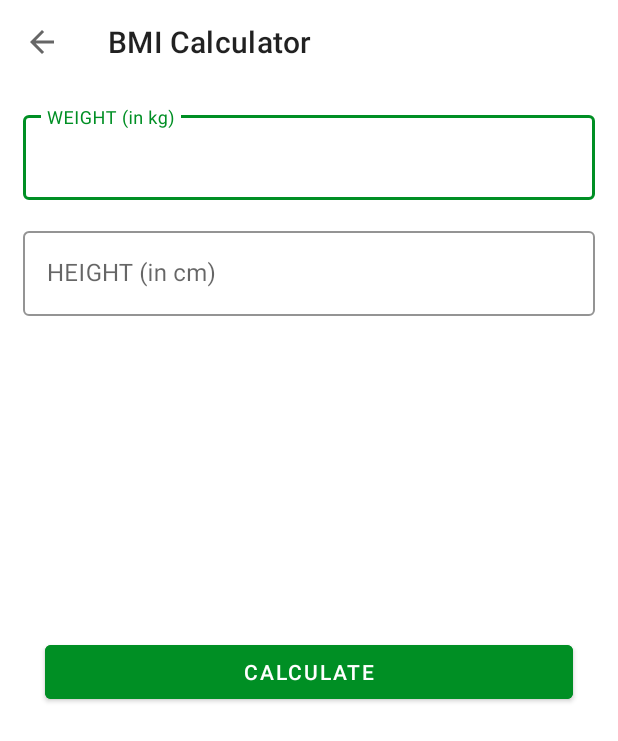
After one commit to AdiAr11/7MinutesWorkout, an Android app: the BMIcalculatorActivity screen opened directly, with no data from a screen before it, on a phone screen of 412 x 824 dp. The commit adds this screen. Shown: the top 741 px of the screen. Run offline under Robolectric (Android 15) with nearby library versions, the phone set to English and light mode, and no system bars.

Commit message:
BMI calculation functionality added

```diff
--- a/app/src/main/AndroidManifest.xml
+++ b/app/src/main/AndroidManifest.xml
@@ -16,6 +16,9 @@
         android:supportsRtl="true"
         android:theme="@style/Theme.7MinutesWorkout">
         <activity
+            android:name=".BMIcalculatorActivity"
+            android:exported="true" />
+        <activity
             android:name=".FinishActivity"
             android:exported="true" />
         <activity
--- /dev/null
+++ b/app/src/main/java/com/example/a7minutesworkout/BMIcalculatorActivity.kt
@@ -0,0 +1,75 @@
+package com.example.a7minutesworkout
+
+import android.os.Bundle
+import android.view.View
+import android.widget.Toast
+import androidx.appcompat.app.AppCompatActivity
+import com.example.a7minutesworkout.databinding.ActivityBmicalculatorBinding
+import java.math.BigDecimal
+import java.math.RoundingMode
+
+class BMIcalculatorActivity : AppCompatActivity() {
+
+    private lateinit var binding:ActivityBmicalculatorBinding
+
+    override fun onCreate(savedInstanceState: Bundle?) {
+        super.onCreate(savedInstanceState)
+        binding = ActivityBmicalculatorBinding.inflate(layoutInflater)
+        setContentView(binding.root)
+
+        setSupportActionBar(binding.bmiToolbar)
+        if (supportActionBar != null){
+            supportActionBar?.setDisplayHomeAsUpEnabled(true)
+            supportActionBar?.title = "BMI Calculator"
+        }
+        binding.bmiToolbar.setNavigationOnClickListener { onBackPressed() }
+
+        binding.bmiCalculateButton.setOnClickListener {
+            if (areValuesAdded())
+                calculateBMI()
+            else{
+                Toast.makeText(this, "Please enter both values", Toast.LENGTH_SHORT).show()
+            }
+        }
+
+    }
+
+    private fun areValuesAdded(): Boolean{
+        return !(binding.weightEditText.text.isNullOrEmpty() || binding.heightEditText.text.isNullOrEmpty())
+    }
+
+    private fun calculateBMI(){
+        val weight = binding.weightEditText.text.toString().toFloat()
+        val height = binding.heightEditText.text.toString().toFloat() / 100
+        val bmi = weight/(height * height)
+        binding.bmiTextView.visibility = View.VISIBLE
+        val bmiValue = BigDecimal(bmi.toDouble()).setScale(3, RoundingMode.HALF_EVEN).toString()
+        binding.bmiTextView.text = bmiValue
+        var msg: String? = null
+        var description: String? = null
+        when{
+            bmi < 15.0 -> {
+                msg = "Severely Underweight"
+                description= "Oops! You need to take care of yourself. Maybe take nutritious diet"
+            }
+            bmi in 15.0 .. 18.5 ->{
+                msg = "Underweight"
+                description = "Oops! You need to take care of yourself. Maybe take nutritious diet"
+            }
+            bmi in 18.5 .. 24.9 ->{
+                msg = "Normal"
+                description = "Congratulations! You are healthy"
+            }
+            bmi in 24.9 .. 35.0 -> {
+                msg = "Overweight"
+                description = "Oops! You need to take care of yourself. Maybe workout more"
+            }
+            bmi > 35.0 -> {
+                msg = "Severely Overweight"
+                description = "Oops! You need to take care of yourself. Maybe workout more"
+            }
+        }
+        binding.messageTextView.text = msg
+        binding.remarkTextView.text = description
+    }
+}
--- /dev/null
+++ b/app/src/main/res/layout/activity_bmicalculator.xml
@@ -0,0 +1,124 @@
+<?xml version="1.0" encoding="utf-8"?>
+<androidx.constraintlayout.widget.ConstraintLayout xmlns:android="http://schemas.android.com/apk/res/android"
+    xmlns:app="http://schemas.android.com/apk/res-auto"
+    xmlns:tools="http://schemas.android.com/tools"
+    android:layout_width="match_parent"
+    android:layout_height="match_parent"
+    tools:context=".BMIcalculatorActivity">
+
+    <androidx.appcompat.widget.Toolbar
+        android:id="@+id/bmiToolbar"
+        android:layout_width="match_parent"
+        android:layout_height="wrap_content"
+        app:layout_constraintTop_toTopOf="parent"
+        app:layout_constraintStart_toStartOf="parent"
+        app:layout_constraintEnd_toEndOf="parent"/>
+
+    <com.google.android.material.textfield.TextInputLayout
+        android:id="@+id/weightTextInputLayout"
+        style="@style/Widget.MaterialComponents.TextInputLayout.OutlinedBox"
+        android:layout_width="match_parent"
+        android:layout_height="wrap_content"
+        android:layout_margin="15dp"
+        app:boxStrokeColor="@color/color_accent"
+        app:hintTextColor="@color/color_accent"
+        app:layout_constraintEnd_toEndOf="parent"
+        app:layout_constraintStart_toStartOf="parent"
+        app:layout_constraintTop_toBottomOf="@id/bmiToolbar">
+
+        <androidx.appcompat.widget.AppCompatEditText
+            android:id="@+id/weightEditText"
+            android:layout_width="match_parent"
+            android:layout_height="wrap_content"
+            android:hint="WEIGHT (in kg)"
+            android:textSize="16sp"
+            android:inputType="numberDecimal"/>
+
+    </com.google.android.material.textfield.TextInputLayout>
+
+    <com.google.android.material.textfield.TextInputLayout
+        android:id="@+id/heightTextInputLayout"
+        style="@style/Widget.MaterialComponents.TextInputLayout.OutlinedBox"
+        android:layout_width="match_parent"
+        android:layout_height="wrap_content"
+        android:layout_margin="15dp"
+        app:boxStrokeColor="@color/color_accent"
+        app:hintTextColor="@color/color_accent"
+        app:layout_constraintEnd_toEndOf="parent"
+        app:layout_constraintStart_toStartOf="parent"
+        app:layout_constraintTop_toBottomOf="@id/weightTextInputLayout">
+
+        <androidx.appcompat.widget.AppCompatEditText
+            android:id="@+id/heightEditText"
+            android:layout_width="match_parent"
+            android:layout_height="wrap_content"
+            android:hint="HEIGHT (in cm)"
+            android:textSize="16sp"
+            android:inputType="numberDecimal"/>
+
+    </com.google.android.material.textfield.TextInputLayout>
+
+    <TextView
+        android:visibility="invisible"
+        tools:visibility="visible"
+        android:id="@+id/textView"
+        android:layout_width="match_parent"
+        android:layout_height="wrap_content"
+        android:layout_marginTop="52dp"
+        android:gravity="center"
+        android:text="YOUR BMI"
+        android:textSize="16sp"
+        app:layout_constraintEnd_toEndOf="parent"
+        app:layout_constraintHorizontal_bias="0.0"
+        app:layout_constraintStart_toStartOf="parent"
+        app:layout_constraintTop_toBottomOf="@+id/heightTextInputLayout" />
+
+    <TextView
+        android:id="@+id/bmiTextView"
+        android:layout_width="match_parent"
+        android:layout_height="wrap_content"
+        android:layout_marginTop="10dp"
+        tools:text="23.8"
+        android:textSize="20sp"
+        android:gravity="center"
+        android:textStyle="bold"
+        app:layout_constraintEnd_toEndOf="parent"
+        app:layout_constraintStart_toStartOf="parent"
+        app:layout_constraintTop_toBottomOf="@+id/textView" />
+
+    <TextView
+        android:id="@+id/messageTextView"
+        android:layout_width="match_parent"
+        android:layout_height="wrap_content"
+        android:layout_marginTop="10dp"
+        android:gravity="center"
+        tools:text="Normal"
+        android:textSize="20sp"
+        app:layout_constraintEnd_toEndOf="parent"
+        app:layout_constraintStart_toStartOf="parent"
+        app:layout_constraintTop_toBottomOf="@+id/bmiTextView" />
+
+    <TextView
+        android:id="@+id/remarkTextView"
+        android:layout_width="match_parent"
+        android:layout_height="wrap_content"
+        android:layout_marginTop="10dp"
+        tools:text="Congrats"
+        android:textSize="18sp"
+        android:gravity="center"
+        app:layout_constraintEnd_toEndOf="parent"
+        app:layout_constraintStart_toStartOf="parent"
+        app:layout_constraintTop_toBottomOf="@+id/messageTextView" />
+
+    <Button
+        android:id="@+id/bmiCalculateButton"
+        android:layout_width="match_parent"
+        android:layout_height="wrap_content"
+        android:text="Calculate"
+        android:layout_margin="30dp"
+        android:backgroundTint="@color/color_accent"
+        app:layout_constraintEnd_toEndOf="parent"
+        app:layout_constraintStart_toStartOf="parent"
+        app:layout_constraintTop_toBottomOf="@id/remarkTextView" />
+
+</androidx.constraintlayout.widget.ConstraintLayout>
--- a/app/src/main/res/values/strings.xml
+++ b/app/src/main/res/values/strings.xml
@@ -3,4 +3,5 @@
     <string name="start">START</string>
     <string name="get_ready_for">GET READY FOR</string>
     <string name="congratulations">Congratulations!\nYou have completed the workout</string>
+    <string name="quit_message">This will stop your workout. You\'ve come this far, are you sure you want to quit?</string>
 </resources>
```
Also changed, not shown: app/src/main/java/com/example/a7minutesworkout/ExerciseActivity.kt (+21 -1 lines), app/src/main/java/com/example/a7minutesworkout/MainActivity.kt (+7 -2 lines), app/src/main/res/layout/activity_main.xml (+36 -1 lines), app/src/main/res/layout/dialog_custom_back_confirmation.xml (added, +59 -0 lines).
